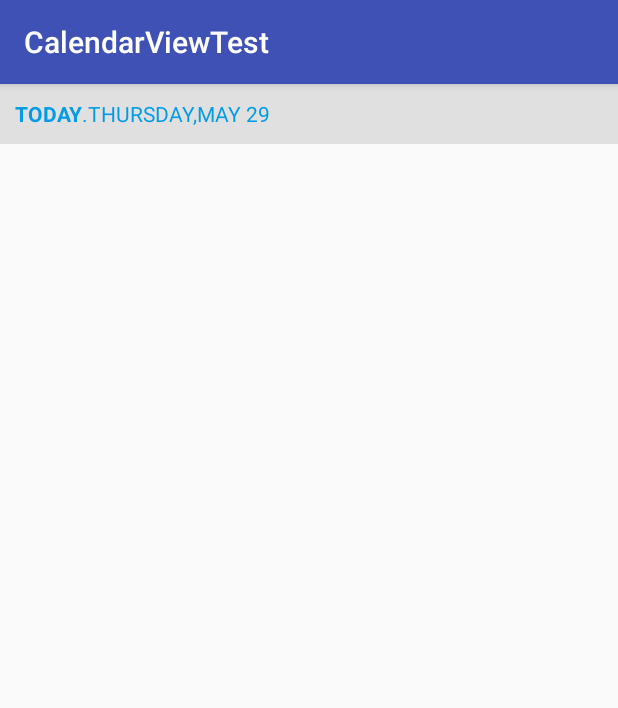
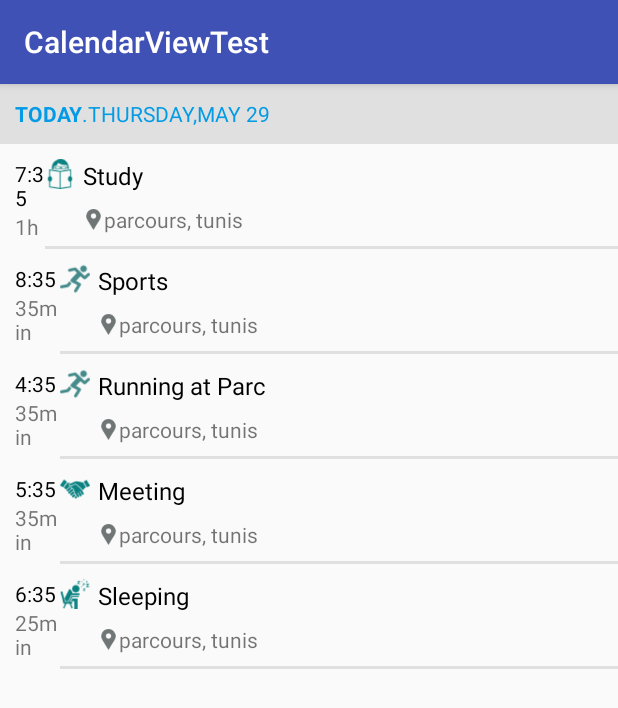
Before and after one commit to AbbeYassine/PuProject, an Android app: the screen it shows after launch (MainActivity), on a phone screen of 412 x 824 dp. Shown: the top 708 px of the screen. Run offline under Robolectric (Android 15) with nearby library versions, the phone set to English and light mode, and no system bars; libraries missing offline, so code that uses them is left out: com.roomorama.caldroid; 8 statements that could not run were skipped.

Commit message:
Fixing ListViewTask

```diff
--- a/app/src/main/java/com/example/abbes/calendarviewtest/Activity/MainActivity.java
+++ b/app/src/main/java/com/example/abbes/calendarviewtest/Activity/MainActivity.java
@@ -36,6 +36,13 @@ public class MainActivity extends AppCompatActivity {
     private LinearLayoutManager mLayoutManager;
     RecyclerView listTask = null;
     ListTaskAdapter adapter;
+    Integer[] drawbles = {
+            R.drawable.book,
+            R.drawable.sports,
+            R.drawable.two,
+            R.drawable.student
+    };
+    ArrayList<Task[]> list = new ArrayList<>();
 
     @Override
     protected void onCreate(Bundle savedInstanceState) {
@@ -66,16 +73,31 @@ public class MainActivity extends AppCompatActivity {
         currentSelected.setTime(calendar.getTime());
 
 
+        for (int i = 0; i < 5; i++) {
+            tasks = new Task[5];
+
+            tasks[i] = new Task("Running at Parc", "4:35", "35min", drawbles[1], "parcours, tunis");
+            tasks[(i + 1) % 5] = new Task("Meeting", "5:35", "35min", drawbles[2], "parcours, tunis");
+            tasks[(i + 2) % 5] = new Task("Sleeping", "6:35", "25min", drawbles[3], "parcours, tunis");
+            tasks[(i + 3) % 5] = new Task("Study", "7:35", "1h", drawbles[0], "parcours, tunis");
+            tasks[(i + 4) % 5] = new Task("Sports", "8:35", "35min", drawbles[1], "parcours, tunis");
+
+            list.add(tasks);
+        }
+        int random = Double.valueOf(Math.random() * (4 - 0)).intValue();
+        setRecycleView(random);
+
+
     }
 
-    private void setRecycleView() {
+    private void setRecycleView(int random) {
 
         listTask.setHasFixedSize(true);
         // use a linear layout manager
         mLayoutManager = new LinearLayoutManager(this);
         listTask.setLayoutManager(mLayoutManager);
-        Log.d("auto", tasks.length + "");
-        adapter = new ListTaskAdapter(this, tasks);
+        Log.d("auto", list.get(random).length + "");
+        adapter = new ListTaskAdapter(this, list.get(random));
         listTask.setAdapter(adapter);
 
     }
@@ -104,14 +126,12 @@ public class MainActivity extends AppCompatActivity {
                 caldroidFragment.refreshView();
 
 
+                int random = Double.valueOf(Math.random() * (4 - 0)).intValue();
+
+
                 //TODO getList Task
-                tasks = new Task[5];
-                tasks[0] = new Task("Running at Parc", "4:35", "35min", "parcours, tunis");
-                tasks[1] = new Task("Running at Parc", "5:35", "35min", "parcours, tunis");
-                tasks[2] = new Task("Running at Parc", "6:35", "25min", "parcours, tunis");
-                tasks[3] = new Task("Running at Parc", "7:35", "1h", "parcours, tunis");
-                tasks[4] = new Task("Running at Parc", "8:35", "35min", "parcours, tunis");
-                setRecycleView();
+
+                setRecycleView(random);
 
 
             }
--- a/app/src/main/java/com/example/abbes/calendarviewtest/Adapter/ListTaskAdapter.java
+++ b/app/src/main/java/com/example/abbes/calendarviewtest/Adapter/ListTaskAdapter.java
@@ -5,6 +5,7 @@ import android.support.v7.widget.RecyclerView;
 import android.view.LayoutInflater;
 import android.view.View;
 import android.view.ViewGroup;
+import android.widget.ImageView;
 import android.widget.TextView;
 
 import com.example.abbes.calendarviewtest.R;
@@ -42,6 +43,7 @@ public class ListTaskAdapter extends RecyclerView.Adapter<ListTaskAdapter.ViewHo
         holder.time.setText(task[position].getTime());
         holder.duration.setText(task[position].getDuration());
         holder.adress.setText(task[position].getAddress());
+        holder.image.setImageResource(task[position].getImage());
     }
 
     @Override
@@ -54,6 +56,7 @@ public class ListTaskAdapter extends RecyclerView.Adapter<ListTaskAdapter.ViewHo
         TextView time;
         TextView duration;
         TextView adress;
+        ImageView image ;
 
         public ViewHolder(View itemView) {
             super(itemView);
@@ -62,6 +65,7 @@ public class ListTaskAdapter extends RecyclerView.Adapter<ListTaskAdapter.ViewHo
             time = (TextView) itemView.findViewById(R.id.time);
             duration = (TextView) itemView.findViewById(R.id.duration);
             adress = (TextView) itemView.findViewById(R.id.adr);
+            image = (ImageView) itemView.findViewById(R.id.logoTask);
         }
     }
 }
--- a/app/src/main/java/com/example/abbes/calendarviewtest/entity/Task.java
+++ b/app/src/main/java/com/example/abbes/calendarviewtest/entity/Task.java
@@ -8,13 +8,22 @@ public class Task {
     String time;
     String duration;
     String address;
+    Integer image;
 
+    public Integer getImage() {
+        return image;
+    }
 
-    public Task(String name, String time, String duration, String address) {
+    public void setImage(Integer image) {
+        this.image = image;
+    }
+
+    public Task(String name, String time, String duration, int image, String address) {
         this.name = name;
         this.time = time;
         this.duration = duration;
         this.address = address;
+        this.image = image;
     }
 
     public String getName() {
--- a/app/src/main/res/layout/activity_main.xml
+++ b/app/src/main/res/layout/activity_main.xml
@@ -1,60 +1,71 @@
 <?xml version="1.0" encoding="utf-8"?>
+
+
+<LinearLayout xmlns:android="http://schemas.android.com/apk/res/android"
+    android:layout_width="wrap_content"
+    android:layout_height="wrap_content"
+    android:orientation="vertical">
+
+    <ScrollView
+        android:layout_width="wrap_content"
+        android:layout_height="wrap_content">
+
         <LinearLayout
-    android:layout_height="match_parent"
             android:layout_width="match_parent"
-    android:orientation="vertical"
-    xmlns:android="http://schemas.android.com/apk/res/android">
-
+            android:layout_height="wrap_content"
+            android:orientation="vertical">
 
             <FrameLayout
                 android:id="@+id/cal"
-        android:layout_height="wrap_content"
-        android:layout_width="wrap_content" />
+                android:layout_width="wrap_content"
+                android:layout_height="wrap_content" />
 
             <!-- Title -->
             <LinearLayout
+                android:layout_width="match_parent"
+                android:layout_height="40dp"
                 android:background="@color/greyItem"
                 android:gravity="center_vertical"
-        android:layout_height="40dp"
-        android:layout_width="match_parent"
                 android:orientation="horizontal"
 
                 >
 
                 <TextView
-            android:gravity="center_vertical"
                     android:id="@+id/day"
+                    android:layout_width="wrap_content"
                     android:layout_height="wrap_content"
                     android:layout_marginLeft="10dp"
-            android:layout_width="wrap_content"
+                    android:gravity="center_vertical"
                     android:text="TODAY"
                     android:textColor="@color/bleu"
                     android:textStyle="bold" />
 
                 <TextView
+                    android:id="@+id/datedetail"
+                    android:layout_width="wrap_content"
+                    android:layout_height="wrap_content"
                     android:gravity="center_vertical"
-            android:id="@+id/datedetail"
-            android:layout_height="wrap_content"
-            android:layout_width="wrap_content"
                     android:text=".THURSDAY,MAY 29"
                     android:textColor="@color/bleu" />
 
             </LinearLayout>
 
             <android.support.design.widget.CoordinatorLayout
-        android:layout_height="wrap_content"
-        android:layout_width="wrap_content">
+                android:layout_width="wrap_content"
+                android:layout_height="wrap_content">
 
                 <android.support.v7.widget.RecyclerView
                     android:id="@+id/listTask"
-            android:layout_height="wrap_content"
-            android:layout_width="match_parent">
+                    android:layout_width="match_parent"
+                    android:layout_height="700dp">
 
 
                 </android.support.v7.widget.RecyclerView>
 
 
             </android.support.design.widget.CoordinatorLayout>
+        </LinearLayout>
+    </ScrollView>
 
 
 </LinearLayout>
--- a/app/src/main/res/layout/item_task.xml
+++ b/app/src/main/res/layout/item_task.xml
@@ -75,7 +75,7 @@
                     <ImageView
                         android:layout_width="0dp"
                         android:layout_height="match_parent"
-                        android:layout_weight="0.5"
+                        android:layout_weight="0.3"
                         android:src="@drawable/location"/>
 
                     <TextView
@@ -95,10 +95,16 @@
 
 
         </LinearLayout>
+        <View
+            android:layout_width="match_parent"
+            android:layout_height="2dp"
+            android:background="@color/greyItem"
+            ></View>
 
 
     </LinearLayout>
 
 
 
+
 </LinearLayout>
```
Also changed, not shown: app/src/main/res/drawable/book.png (added), app/src/main/res/drawable/student.png (added), app/src/main/res/drawable/two.png (added). Lines whose indentation alone changed are shown as unchanged.
